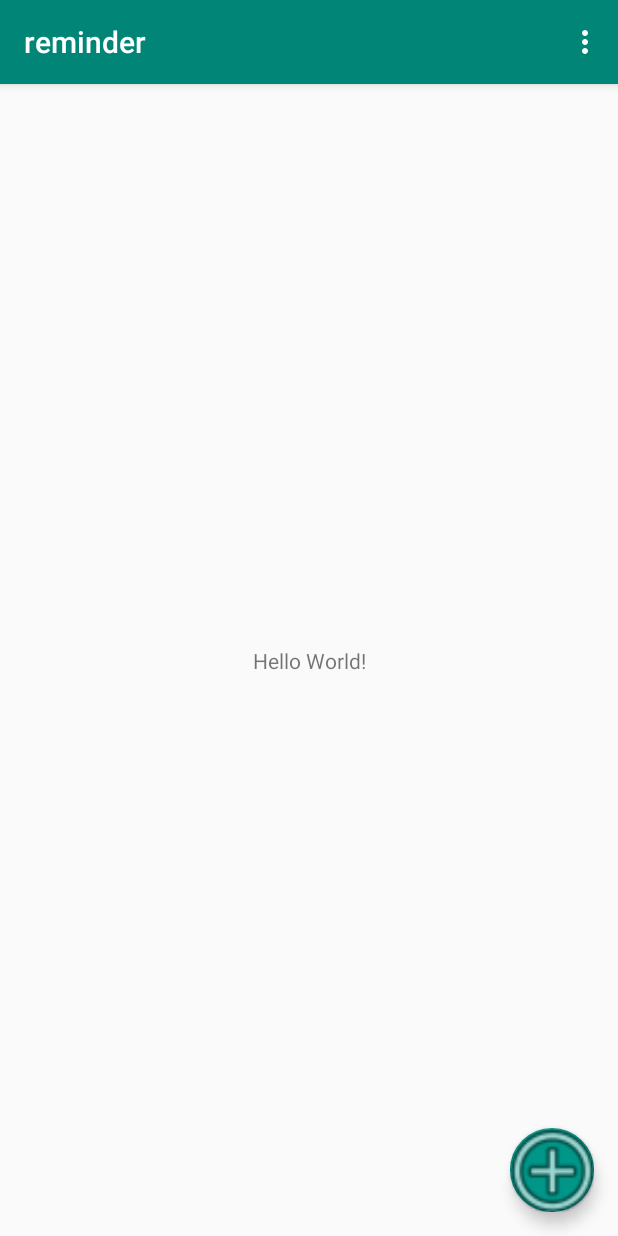
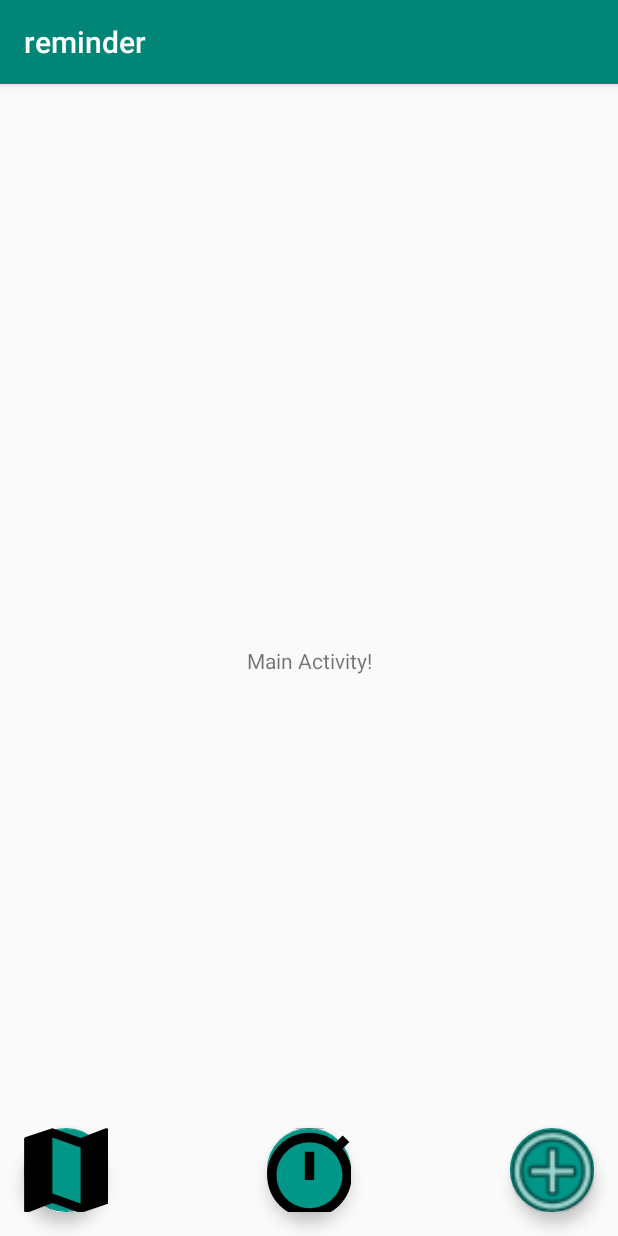
Before and after one commit to manishmaharjan/reminder, an Android app: the screen it shows after launch (MainActivity), on a phone screen of 412 x 824 dp. Run offline under Robolectric (Android 15) with nearby library versions, the phone set to English and light mode, and no system bars.

Commit message:
added functionality for main activity, time activity and map activity

```diff
--- a/app/src/main/java/com/mobilecomputing/reminder/MainActivity.kt
+++ b/app/src/main/java/com/mobilecomputing/reminder/MainActivity.kt
@@ -1,26 +1,36 @@
 package com.mobilecomputing.reminder
 
+import android.content.Intent
 import android.os.Bundle
 import com.google.android.material.snackbar.Snackbar
 import androidx.appcompat.app.AppCompatActivity
 import android.view.Menu
 import android.view.MenuItem
+import android.widget.Toast
 
 import kotlinx.android.synthetic.main.activity_main.*
 
 class MainActivity : AppCompatActivity() {
-
     override fun onCreate(savedInstanceState: Bundle?) {
         super.onCreate(savedInstanceState)
         setContentView(R.layout.activity_main)
         setSupportActionBar(toolbar)
 
-        fab.setOnClickListener { view ->
-            Snackbar.make(view, "Replace with your own action", Snackbar.LENGTH_LONG)
-                .setAction("Action", null).show()
+        fab_add.setOnClickListener {
+            Toast.makeText(this, "This is main activity", Toast.LENGTH_SHORT).show()
+        }
+
+        fab_time.setOnClickListener {
+            val fabTimeIntent = Intent (applicationContext, TimeActivity::class.java)
+            startActivity(fabTimeIntent)
+        }
+
+        fab_map.setOnClickListener {
+            val fabMapIntent = Intent (applicationContext, MapActivity::class.java)
+            startActivity(fabMapIntent)
         }
     }
-
+    /*
     override fun onCreateOptionsMenu(menu: Menu): Boolean {
         // Inflate the menu; this adds items to the action bar if it is present.
         menuInflater.inflate(R.menu.menu_main, menu)
@@ -35,5 +45,5 @@ class MainActivity : AppCompatActivity() {
             R.id.action_settings -> true
             else -> super.onOptionsItemSelected(item)
         }
-    }
+    } */
 }
--- /dev/null
+++ b/app/src/main/res/drawable/ic_map.xml
@@ -0,0 +1,9 @@
+<vector xmlns:android="http://schemas.android.com/apk/res/android"
+        android:width="24dp"
+        android:height="24dp"
+        android:viewportWidth="24.0"
+        android:viewportHeight="24.0">
+    <path
+        android:fillColor="#FF000000"
+        android:pathData="M20.5,3l-0.16,0.03L15,5.1 9,3 3.36,4.9c-0.21,0.07 -0.36,0.25 -0.36,0.48V20.5c0,0.28 0.22,0.5 0.5,0.5l0.16,-0.03L9,18.9l6,2.1 5.64,-1.9c0.21,-0.07 0.36,-0.25 0.36,-0.48V3.5c0,-0.28 -0.22,-0.5 -0.5,-0.5zM15,19l-6,-2.11V5l6,2.11V19z"/>
+</vector>
--- /dev/null
+++ b/app/src/main/res/drawable/ic_time.xml
@@ -0,0 +1,9 @@
+<vector xmlns:android="http://schemas.android.com/apk/res/android"
+        android:width="24dp"
+        android:height="24dp"
+        android:viewportWidth="24.0"
+        android:viewportHeight="24.0">
+    <path
+        android:fillColor="#FF000000"
+        android:pathData="M15,1L9,1v2h6L15,1zM11,14h2L13,8h-2v6zM19.03,7.39l1.42,-1.42c-0.43,-0.51 -0.9,-0.99 -1.41,-1.41l-1.42,1.42C16.07,4.74 14.12,4 12,4c-4.97,0 -9,4.03 -9,9s4.02,9 9,9 9,-4.03 9,-9c0,-2.12 -0.74,-4.07 -1.97,-5.61zM12,20c-3.87,0 -7,-3.13 -7,-7s3.13,-7 7,-7 7,3.13 7,7 -3.13,7 -7,7z"/>
+</vector>
--- a/app/src/main/res/layout/activity_main.xml
+++ b/app/src/main/res/layout/activity_main.xml
@@ -23,7 +23,31 @@
     <include layout="@layout/content_main" />
 
     <com.google.android.material.floatingactionbutton.FloatingActionButton
-        android:id="@+id/fab"
+        android:id="@+id/fab_time"
+        android:layout_width="wrap_content"
+        android:layout_height="wrap_content"
+        android:layout_gravity="center_horizontal|bottom"
+        android:layout_margin="@dimen/fab_margin"
+        app:backgroundTint="#009688"
+        app:elevation="6dp"
+        app:fabSize="normal"
+        app:maxImageSize="75dp"
+        app:srcCompat="@drawable/ic_time" />
+
+    <com.google.android.material.floatingactionbutton.FloatingActionButton
+        android:id="@+id/fab_map"
+        android:layout_width="wrap_content"
+        android:layout_height="wrap_content"
+        android:layout_gravity="bottom|left"
+        android:layout_margin="@dimen/fab_margin"
+        app:backgroundTint="#009688"
+        app:elevation="6dp"
+        app:fabSize="normal"
+        app:maxImageSize="75dp"
+        app:srcCompat="@drawable/ic_map" />
+
+    <com.google.android.material.floatingactionbutton.FloatingActionButton
+        android:id="@+id/fab_add"
         android:layout_width="wrap_content"
         android:layout_height="wrap_content"
         android:layout_gravity="bottom|end"
--- a/app/src/main/res/layout/content_main.xml
+++ b/app/src/main/res/layout/content_main.xml
@@ -11,7 +11,7 @@
     <TextView
         android:layout_width="wrap_content"
         android:layout_height="wrap_content"
-        android:text="Hello World!"
+        android:text="Main Activity!"
         app:layout_constraintBottom_toBottomOf="parent"
         app:layout_constraintLeft_toLeftOf="parent"
         app:layout_constraintRight_toRightOf="parent"
```
Also changed, not shown: app/src/main/res/layout/activity_map.xml (+9 -0 lines), app/src/main/res/layout/activity_time.xml (+9 -0 lines).
